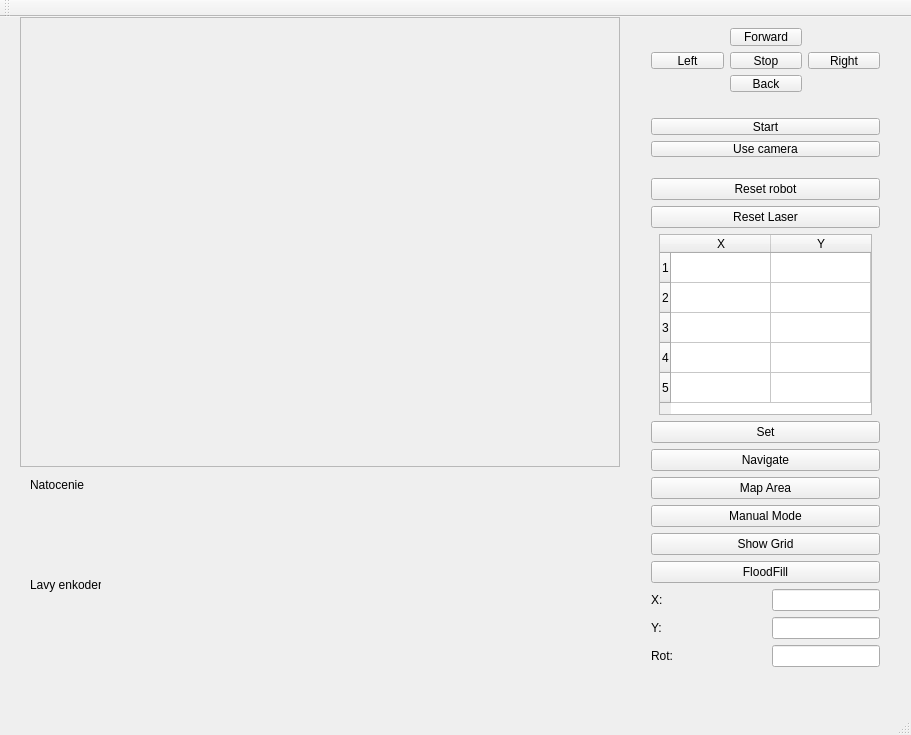
Old version of the form demoRMR/mainwindow.ui in the repository mrtynx/rmr2023.
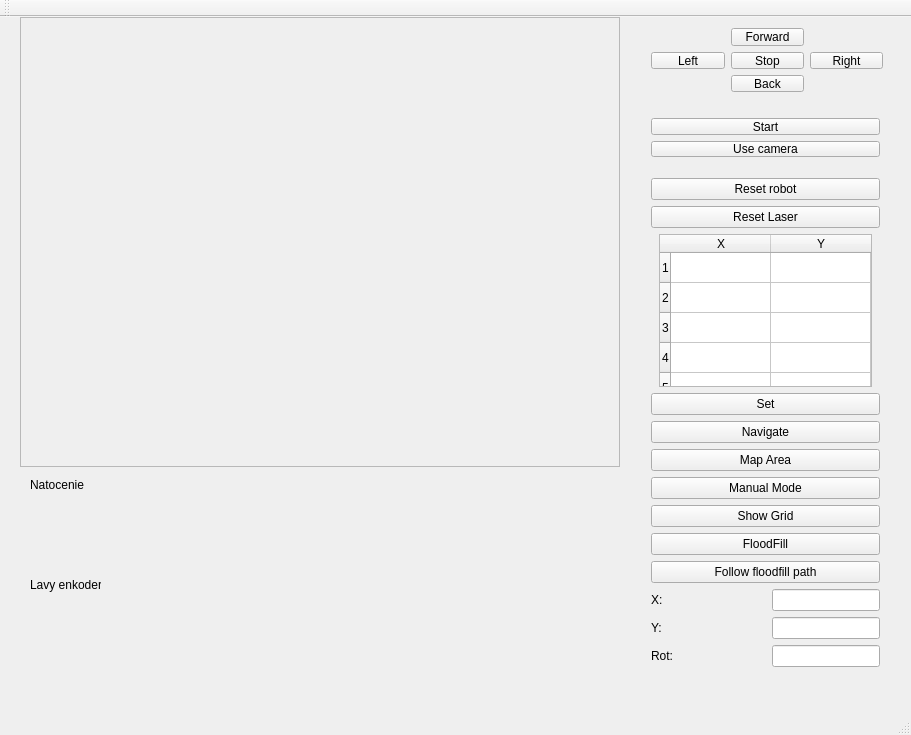
New version of the form. Custom widgets are drawn as their Qt base class.

Commit message: Floodfill corrections

The edit to the form file:
```diff
--- a/demoRMR/mainwindow.ui
+++ b/demoRMR/mainwindow.ui
@@ -88,7 +88,7 @@
      </property>
     </widget>
    </widget>
-   <widget class="QWidget" name="">
+   <widget class="QWidget" name="layoutWidget">
     <property name="geometry">
      <rect>
       <x>640</x>
@@ -209,6 +209,56 @@
          <string>Y</string>
         </property>
        </column>
+       <item row="0" column="0">
+        <property name="text">
+         <string> </string>
+        </property>
+       </item>
+       <item row="0" column="1">
+        <property name="text">
+         <string> </string>
+        </property>
+       </item>
+       <item row="1" column="0">
+        <property name="text">
+         <string> </string>
+        </property>
+       </item>
+       <item row="1" column="1">
+        <property name="text">
+         <string> </string>
+        </property>
+       </item>
+       <item row="2" column="0">
+        <property name="text">
+         <string> </string>
+        </property>
+       </item>
+       <item row="2" column="1">
+        <property name="text">
+         <string> </string>
+        </property>
+       </item>
+       <item row="3" column="0">
+        <property name="text">
+         <string> </string>
+        </property>
+       </item>
+       <item row="3" column="1">
+        <property name="text">
+         <string> </string>
+        </property>
+       </item>
+       <item row="4" column="0">
+        <property name="text">
+         <string> </string>
+        </property>
+       </item>
+       <item row="4" column="1">
+        <property name="text">
+         <string> </string>
+        </property>
+       </item>
       </widget>
      </item>
      <item>
@@ -253,6 +303,13 @@
        </property>
       </widget>
      </item>
+     <item>
+      <widget class="QPushButton" name="followFloodfillButton">
+       <property name="text">
+        <string>Follow floodfill path</string>
+       </property>
+      </widget>
+     </item>
      <item>
       <layout class="QGridLayout" name="gridLayout_3">
        <item row="1" column="0">
@@ -328,7 +385,7 @@
      </item>
     </layout>
    </widget>
-   <widget class="QWidget" name="">
+   <widget class="QWidget" name="layoutWidget">
     <property name="geometry">
      <rect>
       <x>640</x>
@@ -378,12 +435,12 @@
      </item>
     </layout>
    </widget>
-   <widget class="QWidget" name="">
+   <widget class="QWidget" name="layoutWidget">
     <property name="geometry">
      <rect>
       <x>640</x>
       <y>0</y>
-      <width>251</width>
+      <width>254</width>
       <height>86</height>
      </rect>
     </property>
```
The commit also changes 4 other files.
